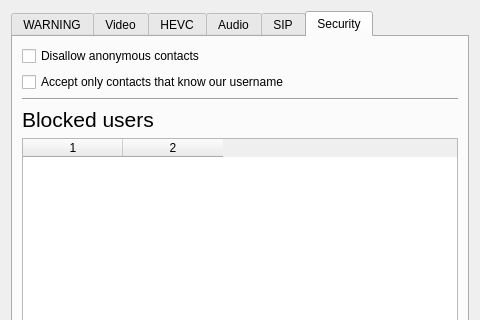
This is ui/advancedSettings.ui in ultravideo/uvgComm as Qt 5 draws it before an edit; both pictures show x 0 to 480 and y 0 to 320 of the 480 by 640 pixel window. The edited form follows.
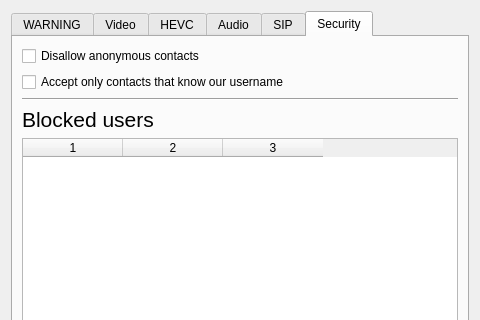
This is the edited form. The open tabs and pages were chosen to show the change.

Commit message: The blocked list is now recorded to a file and restored.

What changed in the file:
```diff
--- a/ui/advancedSettings.ui
+++ b/ui/advancedSettings.ui
@@ -787,10 +787,11 @@
        <item row="4" column="0" colspan="3">
         <widget class="QTableWidget" name="blockedUsers">
          <property name="columnCount">
-          <number>2</number>
+          <number>3</number>
          </property>
          <column/>
          <column/>
+         <column/>
         </widget>
        </item>
        <item row="6" column="2">
```
The commit also changes 2 other files.
